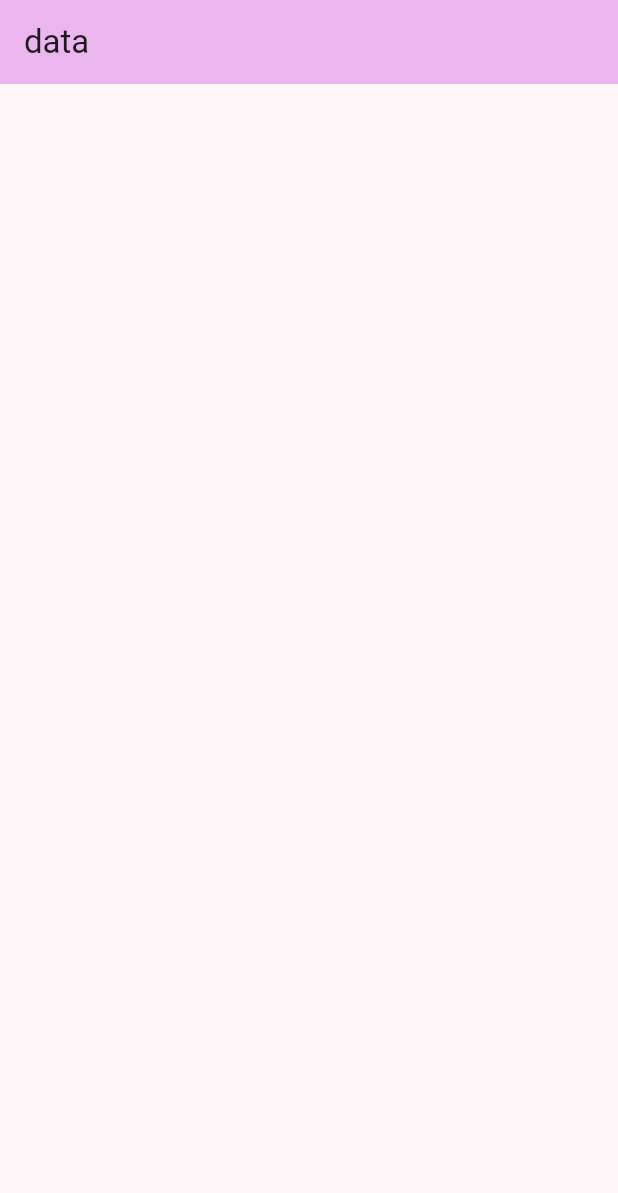
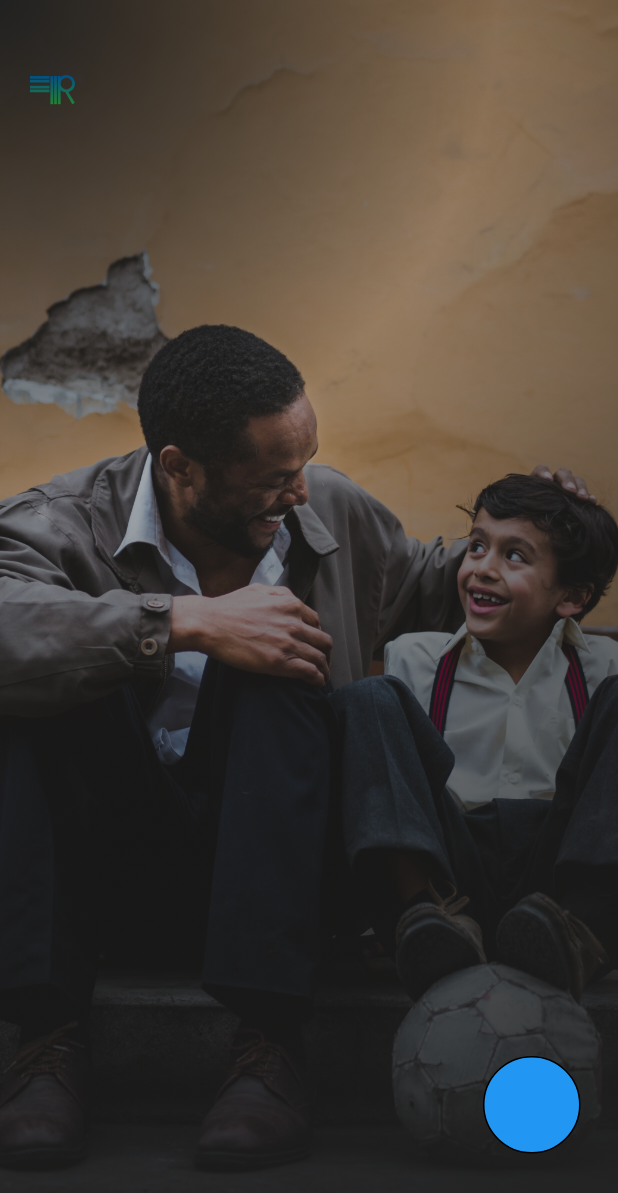
Before and after one commit to KrobsDev/fundr, a Flutter app: the screen it shows after launch, on a phone screen of 412 x 824 dp. Shown: the top 1193 px of the screen. Run offline on Flutter 3.47's test engine with Material 2 defaults, Android fonts, the phone set to English and light mode, and no system bars; our stand-ins replace flutter_svg.

Commit message:
changed code for the circular progress bar around the button

```diff
--- a/lib/main.dart
+++ b/lib/main.dart
@@ -1,5 +1,6 @@
 import 'package:flutter/material.dart';
 import 'package:fundr/views/homepage.dart';
+import 'package:fundr/views/onboarding.dart';
 
 void main() {
   runApp(const MyApp());
@@ -15,25 +16,11 @@ class MyApp extends StatelessWidget {
       debugShowCheckedModeBanner: false,
       title: 'Flutter Demo',
       theme: ThemeData(
-        // This is the theme of your application.
-        //
-        // TRY THIS: Try running your application with "flutter run". You'll see
-        // the application has a blue toolbar. Then, without quitting the app,
-        // try changing the seedColor in the colorScheme below to Colors.green
-        // and then invoke "hot reload" (save your changes or press the "hot
-        // reload" button in a Flutter-supported IDE, or press "r" if you used
-        // the command line to start the app).
-        //
-        // Notice that the counter didn't reset back to zero; the application
-        // state is not lost during the reload. To reset the state, use hot
-        // restart instead.
-        //
-        // This works for code too, not just values: Most code changes can be
-        // tested with just a hot reload.
-        colorScheme: ColorScheme.fromSeed(seedColor: Colors.purple),
+        brightness: Brightness.light,
+        colorScheme: ColorScheme.fromSeed(seedColor: const Color(0XFF004E89)),
         useMaterial3: true,
       ),
-      home: const HomePage(),
+      home: const Onboarding(),
     );
   }
 }
--- a/lib/views/homepage.dart
+++ b/lib/views/homepage.dart
@@ -7,7 +7,7 @@ class HomePage extends StatelessWidget {
   Widget build(BuildContext context) {
     return Scaffold(
       appBar: AppBar(
-        backgroundColor: Theme.of(context).colorScheme.inversePrimary,
+        backgroundColor: Theme.of(context).colorScheme.primary,
         title: Text(
           'data',
         ),
--- /dev/null
+++ b/lib/views/onboarding.dart
@@ -0,0 +1,140 @@
+import 'dart:async';
+
+import 'package:flutter/material.dart';
+import 'package:flutter_svg/svg.dart';
+import 'dart:math' as math;
+
+class Onboarding extends StatefulWidget {
+  const Onboarding({super.key});
+
+  @override
+  State<Onboarding> createState() => _OnboardingState();
+}
+
+class _OnboardingState extends State<Onboarding>
+    with SingleTickerProviderStateMixin {
+  double _currentSweepAngle = 0;
+  final double maxSweepAngle = math.pi * 2; // Full circle
+  final double increment = 0.2; // Increment of 20%
+  late Animation<double> animation;
+  late AnimationController animationController;
+
+  @override
+  void initState() {
+    // TODO: implement initState
+    super.initState();
+
+
+  }
+
+  void _incrementSweepAngle() {
+    setState(() {
+      _currentSweepAngle += increment;
+
+      if (_currentSweepAngle > maxSweepAngle) {
+        _currentSweepAngle = maxSweepAngle;
+      }
+    });
+  }
+
+  @override
+  void dispose() {
+    // _animationTimer?.cancel();
+    super.dispose();
+  }
+
+  @override
+  Widget build(BuildContext context) {
+    return Scaffold(
+      body: PageView.builder(
+        itemCount: 5,
+        itemBuilder: (context, int index) {
+          return Stack(
+            children: [
+              // background image
+              Container(
+                decoration: const BoxDecoration(
+                  image: DecorationImage(
+                    image: AssetImage('assets/images/onboarding_1.jpg'),
+                    fit: BoxFit.cover,
+                  ),
+                ),
+              ),
+
+              // gradient
+              Container(
+                decoration: const BoxDecoration(
+                  color: Colors.amber,
+                  gradient: RadialGradient(
+                    radius: 3.219,
+                    center: Alignment.topLeft,
+                    stops: [
+                      0.0,
+                      0.25,
+                      0.7,
+                    ],
+                    colors: [
+                      Color(0xFF212121),
+                      Color.fromRGBO(0, 0, 0, 0.25),
+                      Color(0xFF212121),
+                    ],
+                  ),
+                ),
+              ),
+
+              // logo
+              Positioned(
+                top: 50,
+                left: 20,
+                child: SvgPicture.asset(
+                  'assets/images/Logo.svg',
+                  width: 30,
+                ),
+              ),
+
+              // logo
+              Stack(
+                children: [
+                  Positioned(
+                    bottom: 50,
+                    right: 20,
+                    child: SizedBox(
+                      width: 75,
+                      height: 75,
+                      child: Transform.rotate(
+                        angle: 60,
+                        child: CircularProgressIndicator(
+                          value: _currentSweepAngle,
+                        ),
+                      ),
+                    ),
+                  ),
+                  Positioned(
+                    bottom: 52,
+                    right: 22,
+                    child: InkWell(
+                      onTap: () {
+                        _incrementSweepAngle();
+                      },
+                      // Only paint when animation is initialized
+                      child: Container(
+                        width: 65,
+                        height: 65,
+                        margin: const EdgeInsets.all(3),
+                        decoration: BoxDecoration(
+                          color: Colors.blue,
+                          border: Border.all(),
+                          borderRadius: BorderRadius.circular(50),
+                        ),
+                      ),
+                    ),
+                  ),
+                ],
+              ),
+            ],
+          );
+        },
+      ),
+    );
+  }
+}
--- /dev/null
+++ b/lib/widgets/custom_bottom_navigation.dart
@@ -0,0 +1,15 @@
+import 'package:flutter/material.dart';
+
+class CustomBottomNavigation extends StatefulWidget {
+  const CustomBottomNavigation({super.key});
+
+  @override
+  State<CustomBottomNavigation> createState() => _CustomBottomNavigationState();
+}
+
+class _CustomBottomNavigationState extends State<CustomBottomNavigation> {
+  @override
+  Widget build(BuildContext context) {
+    return const Placeholder();
+  }
+}
--- a/pubspec.yaml
+++ b/pubspec.yaml
@@ -35,6 +35,7 @@ dependencies:
   # The following adds the Cupertino Icons font to your application.
   # Use with the CupertinoIcons class for iOS style icons.
   cupertino_icons: ^1.0.2
+  flutter_svg: ^2.0.7
 
 dev_dependencies:
   flutter_test:
@@ -59,9 +60,8 @@ flutter:
   uses-material-design: true
 
   # To add assets to your application, add an assets section, like this:
-  # assets:
-  #   - images/a_dot_burr.jpeg
-  #   - images/a_dot_ham.jpeg
+  assets:
+    - assets/images/
 
   # An image asset can refer to one or more resolution-specific "variants", see
   # https://flutter.dev/assets-and-images/#resolution-aware
```
Also changed, not shown: assets/images/Logo.svg (added), assets/images/onboarding_1.jpg (added), assets/images/onboarding_2.jpg (added), assets/images/onboarding_4.jpg (added), lib/views/splash_screen.dart (added), lib/widgets/custom_button.dart (added), lib/widgets/custom_text.dart (added), pubspec.lock, 3 other files.
